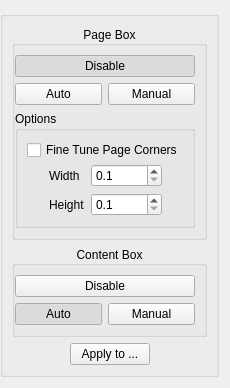
The window that src/core/filters/select_content/OptionsWidget.ui (abandoned-industries/scantailor-spectre) describes before a commit, drawn with Qt 5.
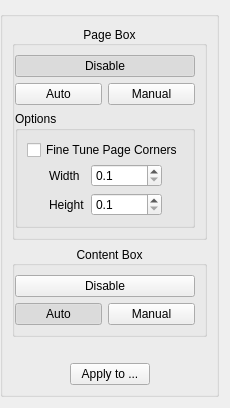
The same window after the commit. Custom widgets are drawn as their Qt base class.

Patch:
```diff
--- a/src/core/filters/select_content/OptionsWidget.ui
+++ b/src/core/filters/select_content/OptionsWidget.ui
@@ -262,6 +262,16 @@
         </layout>
        </widget>
       </item>
+      <item>
+       <widget class="QLabel" name="selectionIndicatorLabel">
+        <property name="text">
+         <string/>
+        </property>
+        <property name="alignment">
+         <set>Qt::AlignCenter</set>
+        </property>
+       </widget>
+      </item>
       <item>
        <layout class="QHBoxLayout">
         <item>
```
